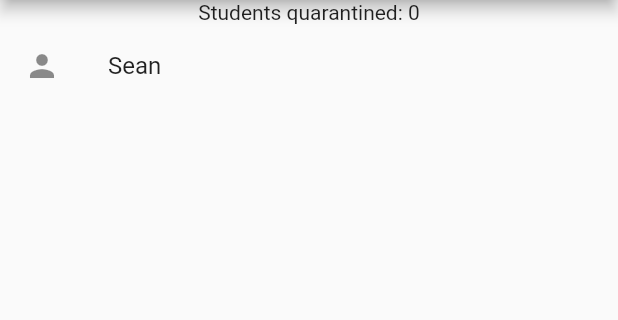
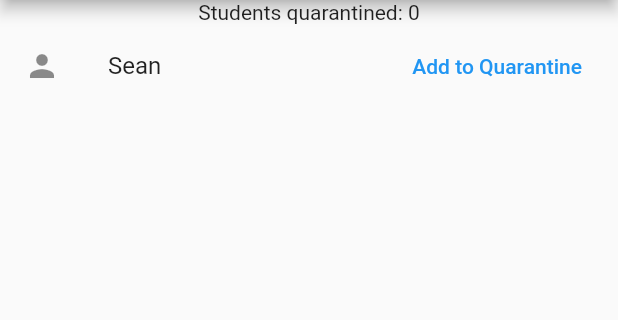
Before and after one commit to scmarin/cmsc-23-project, a Flutter app: the screen it shows after launch, on a phone screen of 412 x 824 dp, the part 84-404 px from its top. Run offline on Flutter 3.47's test engine with Material 2 defaults, Android fonts, the phone set to English and light mode, and no system bars; missing offline and left inert: dart:js.

Commit message:
feat: implement 'add to quarantine' button

```diff
--- a/admin_view/lib/screens/StudentListRoute.dart
+++ b/admin_view/lib/screens/StudentListRoute.dart
@@ -36,7 +36,7 @@ class _StudentListRouteState extends State<StudentListRoute> {
 
   List<Student> studentList = [];
 
-  List<Student> studentsQuarantined = [];
+  int studentsQuarantined = 0;
 
   @override
   Widget build(BuildContext context) {
@@ -46,7 +46,7 @@ class _StudentListRouteState extends State<StudentListRoute> {
       ),
       body: Column(
         children: [
-          Text("Students quarantined: ${studentsQuarantined.length}"),
+          Text("Students quarantined: $studentsQuarantined"),
           ListView.separated(
               shrinkWrap: true,
               itemBuilder: (context, index) =>
@@ -63,6 +63,17 @@ class _StudentListRouteState extends State<StudentListRoute> {
     return ListTile(
       leading: const Icon(Icons.person),
       title: Text(studentList[index].name),
+      trailing: TextButton(
+        child: const Text("Add to Quarantine"),
+        onPressed: () {
+          if (studentList[index].status != "Under Quarantine") {
+            studentList[index].status = "Under Quarantine";
+            setState(() {
+              studentsQuarantined++;
+            });
+          }
+        },
+      ),
       onTap: () {
         showDialog(
           context: context,
```
